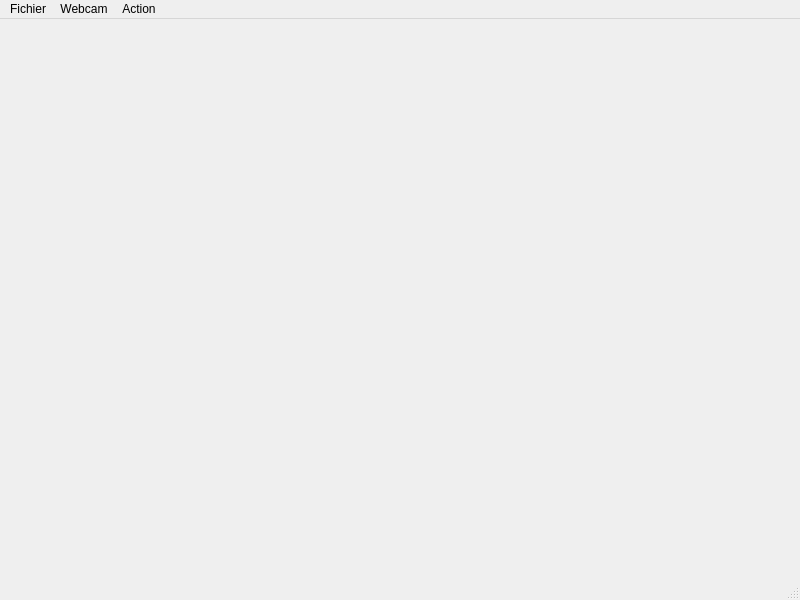
kbollini/dessin-realite-augmentee, file logiciel/client.ui: the form before one commit.
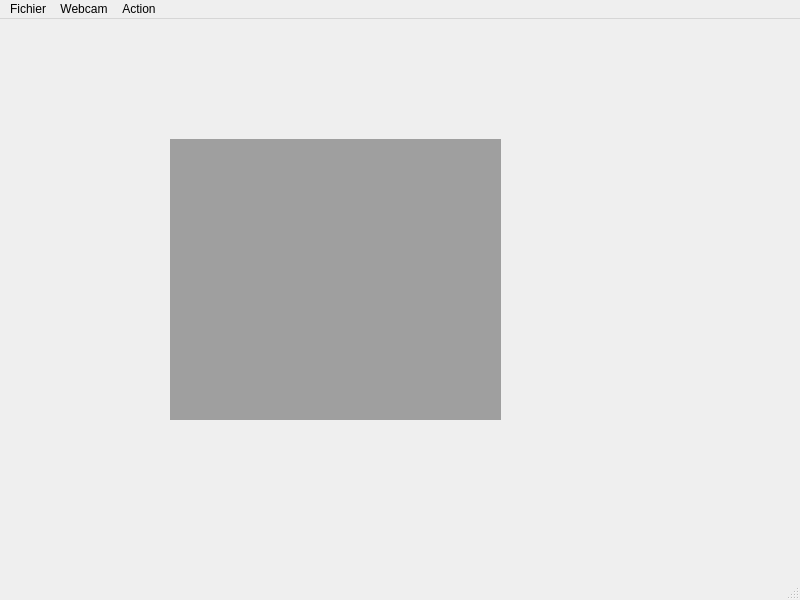
The form after the commit.

Commit message: Ajout fichiers que Julien a oublié :D

The edit to the form file:
```diff
--- a/logiciel/client.ui
+++ b/logiciel/client.ui
@@ -13,7 +13,18 @@
   <property name="windowTitle">
    <string>MainWindow</string>
   </property>
-  <widget class="QWidget" name="centralwidget"/>
+  <widget class="QWidget" name="centralwidget">
+   <widget class="QMdiArea" name="mdiArea">
+    <property name="geometry">
+     <rect>
+      <x>170</x>
+      <y>120</y>
+      <width>331</width>
+      <height>281</height>
+     </rect>
+    </property>
+   </widget>
+  </widget>
   <widget class="QMenuBar" name="menubar">
    <property name="geometry">
     <rect>
```
The commit also changes 2 other files.
